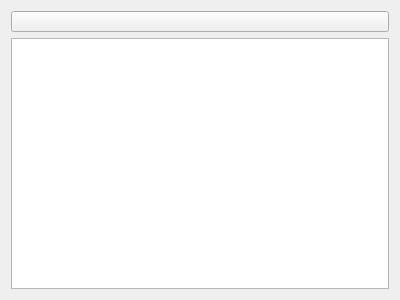
FreeHealth/freehealth, file plugins/listviewplugin/fancytreeview.ui: the form before one commit.
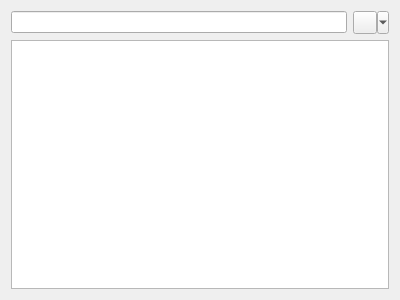
The form after the commit. Custom widgets are drawn as their Qt base class.

Commit message: ListView: - FancyTreeView

```diff
--- a/plugins/listviewplugin/fancytreeview.ui
+++ b/plugins/listviewplugin/fancytreeview.ui
@@ -15,23 +15,42 @@
   </property>
   <layout class="QGridLayout" name="gridLayout">
    <item row="0" column="0">
-    <widget class="QPushButton" name="button">
-     <property name="maximumSize">
-      <size>
-       <width>16777215</width>
-       <height>21</height>
-      </size>
+    <widget class="Utils::QButtonLineEdit" name="searchLine"/>
+   </item>
+   <item row="1" column="0" colspan="2">
+    <widget class="Views::Internal::DeselectableTreeView" name="treeView">
+     <property name="alternatingRowColors">
+      <bool>true</bool>
      </property>
+    </widget>
+   </item>
+   <item row="0" column="1">
+    <widget class="QToolButton" name="button">
      <property name="text">
       <string/>
      </property>
+     <property name="popupMode">
+      <enum>QToolButton::MenuButtonPopup</enum>
+     </property>
+     <property name="toolButtonStyle">
+      <enum>Qt::ToolButtonTextUnderIcon</enum>
+     </property>
     </widget>
    </item>
-   <item row="1" column="0">
-    <widget class="QTreeView" name="treeView"/>
-   </item>
   </layout>
  </widget>
+ <customwidgets>
+  <customwidget>
+   <class>Utils::QButtonLineEdit</class>
+   <extends>QLineEdit</extends>
+   <header location="global">utils/widgets/qbuttonlineedit.h</header>
+  </customwidget>
+  <customwidget>
+   <class>Views::Internal::DeselectableTreeView</class>
+   <extends>QTreeView</extends>
+   <header location="global">listviewplugin/fancytreeview.h</header>
+  </customwidget>
+ </customwidgets>
  <resources/>
  <connections/>
 </ui>
```
Left out of the diff: 4 changed lines with no effect on the pictures. The commit also changes 2 other files.
